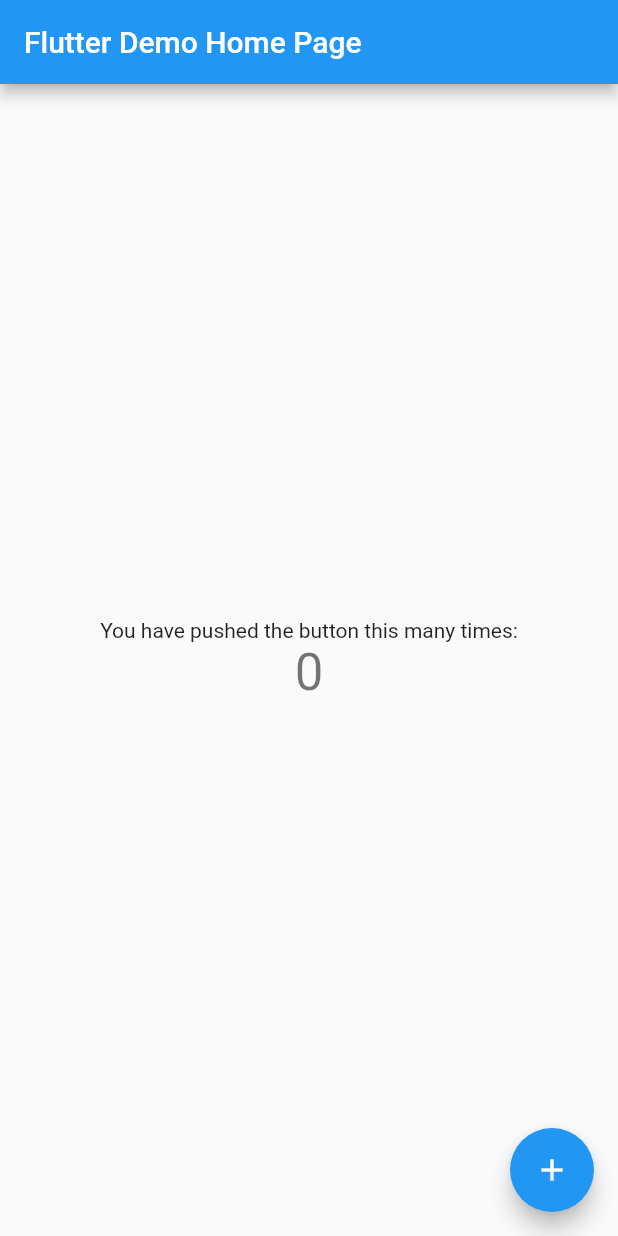
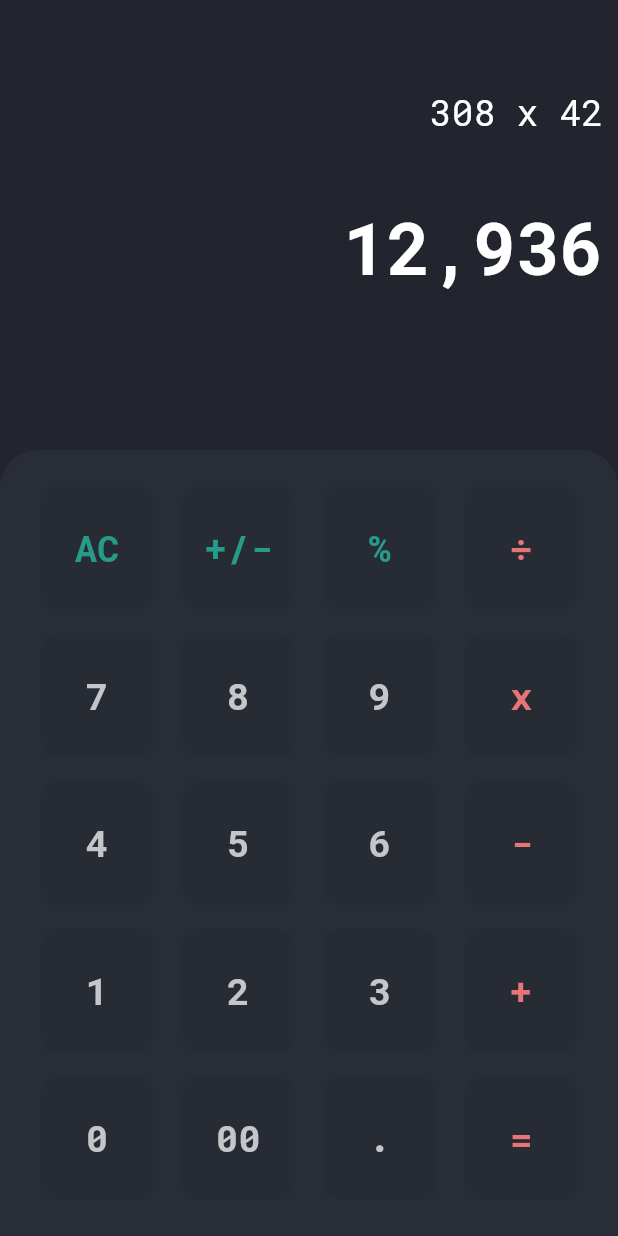
Before and after one commit to nikunjsaraf-oss/flutter_projects, a Flutter app: the screen it shows after launch, on a phone screen of 412 x 824 dp. Run offline on Flutter 3.47's test engine with Material 2 defaults, Android fonts, the phone set to English and light mode, and no system bars.

Commit message:
UI completed

```diff
--- a/calculator/lib/main.dart
+++ b/calculator/lib/main.dart
@@ -1,113 +1,18 @@
+import 'package:calculator/screens/calculator_screen.dart';
 import 'package:flutter/material.dart';
 
-void main() {
-  runApp(MyApp());
-}
+void main() => runApp(MyApp());
 
 class MyApp extends StatelessWidget {
-  // This widget is the root of your application.
   @override
   Widget build(BuildContext context) {
     return MaterialApp(
-      title: 'Flutter Demo',
-      theme: ThemeData(
-        // This is the theme of your application.
-        //
-        // Try running your application with "flutter run". You'll see the
-        // application has a blue toolbar. Then, without quitting the app, try
-        // changing the primarySwatch below to Colors.green and then invoke
-        // "hot reload" (press "r" in the console where you ran "flutter run",
-        // or simply save your changes to "hot reload" in a Flutter IDE).
-        // Notice that the counter didn't reset back to zero; the application
-        // is not restarted.
-        primarySwatch: Colors.blue,
+      home: CalculatorScreen(),
+      theme: ThemeData.dark().copyWith(
+        scaffoldBackgroundColor: Color(0xFF22252D),
+        buttonColor: Color(0xFF272B33),
       ),
-      home: MyHomePage(title: 'Flutter Demo Home Page'),
+      title: 'Calculator',
     );
   }
 }
-
-class MyHomePage extends StatefulWidget {
-  MyHomePage({Key key, this.title}) : super(key: key);
-
-  // This widget is the home page of your application. It is stateful, meaning
-  // that it has a State object (defined below) that contains fields that affect
-  // how it looks.
-
-  // This class is the configuration for the state. It holds the values (in this
-  // case the title) provided by the parent (in this case the App widget) and
-  // used by the build method of the State. Fields in a Widget subclass are
-  // always marked "final".
-
-  final String title;
-
-  @override
-  _MyHomePageState createState() => _MyHomePageState();
-}
-
-class _MyHomePageState extends State<MyHomePage> {
-  int _counter = 0;
-
-  void _incrementCounter() {
-    setState(() {
-      // This call to setState tells the Flutter framework that something has
-      // changed in this State, which causes it to rerun the build method below
-      // so that the display can reflect the updated values. If we changed
-      // _counter without calling setState(), then the build method would not be
-      // called again, and so nothing would appear to happen.
-      _counter++;
-    });
-  }
-
-  @override
-  Widget build(BuildContext context) {
-    // This method is rerun every time setState is called, for instance as done
-    // by the _incrementCounter method above.
-    //
-    // The Flutter framework has been optimized to make rerunning build methods
-    // fast, so that you can just rebuild anything that needs updating rather
-    // than having to individually change instances of widgets.
-    return Scaffold(
-      appBar: AppBar(
-        // Here we take the value from the MyHomePage object that was created by
-        // the App.build method, and use it to set our appbar title.
-        title: Text(widget.title),
-      ),
-      body: Center(
-        // Center is a layout widget. It takes a single child and positions it
-        // in the middle of the parent.
-        child: Column(
-          // Column is also a layout widget. It takes a list of children and
-          // arranges them vertically. By default, it sizes itself to fit its
-          // children horizontally, and tries to be as tall as its parent.
-          //
-          // Invoke "debug painting" (press "p" in the console, choose the
-          // "Toggle Debug Paint" action from the Flutter Inspector in Android
-          // Studio, or the "Toggle Debug Paint" command in Visual Studio Code)
-          // to see the wireframe for each widget.
-          //
-          // Column has various properties to control how it sizes itself and
-          // how it positions its children. Here we use mainAxisAlignment to
-          // center the children vertically; the main axis here is the vertical
-          // axis because Columns are vertical (the cross axis would be
-          // horizontal).
-          mainAxisAlignment: MainAxisAlignment.center,
-          children: <Widget>[
-            Text(
-              'You have pushed the button this many times:',
-            ),
-            Text(
-              '$_counter',
-              style: Theme.of(context).textTheme.headline4,
-            ),
-          ],
-        ),
-      ),
-      floatingActionButton: FloatingActionButton(
-        onPressed: _incrementCounter,
-        tooltip: 'Increment',
-        child: Icon(Icons.add),
-      ), // This trailing comma makes auto-formatting nicer for build methods.
-    );
-  }
-}
--- /dev/null
+++ b/calculator/lib/screens/calculator_screen.dart
@@ -0,0 +1,178 @@
+import 'package:flutter/material.dart';
+
+class CalculatorScreen extends StatefulWidget {
+  @override
+  _CalculatorScreenState createState() => _CalculatorScreenState();
+}
+
+class _CalculatorScreenState extends State<CalculatorScreen> {
+  static const int operatorColor = 0xFFE77575;
+  static const int specialOperatorColor = 0xFF279B8A;
+
+  @override
+  Widget build(BuildContext context) {
+    return SafeArea(
+      child: Scaffold(
+        body: Column(
+          children: [
+            Expanded(
+              child: Container(
+                alignment: Alignment.centerRight,
+                padding: EdgeInsets.fromLTRB(10, 50, 10, 0),
+                child: Text(
+                  '308 x 42',
+                  style: TextStyle(fontSize: 24, fontFamily: 'Roboto'),
+                ),
+              ),
+            ),
+            Expanded(
+              child: Container(
+                alignment: Alignment.centerRight,
+                padding: EdgeInsets.fromLTRB(10, 30, 10, 0),
+                child: Text(
+                  '12,936',
+                  style: TextStyle(
+                    fontFamily: 'Roboto',
+                    fontSize: 48,
+                    fontWeight: FontWeight.bold,
+                  ),
+                ),
+              ),
+            ),
+            Expanded(
+              child: Divider(
+                color: Colors.transparent,
+              ),
+            ),
+            Container(
+              decoration: BoxDecoration(
+                color: Color(0xff292d36),
+                borderRadius: BorderRadius.only(
+                  topLeft: Radius.circular(25),
+                  topRight: Radius.circular(25),
+                ),
+              ),
+              child: Padding(
+                padding: const EdgeInsets.all(16.0),
+                child: Column(
+                  mainAxisAlignment: MainAxisAlignment.end,
+                  children: [
+                    Row(
+                      mainAxisAlignment: MainAxisAlignment.spaceEvenly,
+                      children: [
+                        CustomButton(
+                          value: 'AC',
+                          colorValue: specialOperatorColor,
+                        ),
+                        CustomButton(
+                          value: '+/-',
+                          colorValue: specialOperatorColor,
+                        ),
+                        CustomButton(
+                          value: '%',
+                          colorValue: specialOperatorColor,
+                        ),
+                        CustomButton(
+                          value: '÷',
+                          colorValue: operatorColor,
+                        ),
+                      ],
+                    ),
+                    Row(
+                      mainAxisAlignment: MainAxisAlignment.spaceEvenly,
+                      children: [
+                        CustomButton(value: '7'),
+                        CustomButton(value: '8'),
+                        CustomButton(value: '9'),
+                        CustomButton(
+                          value: 'x',
+                          colorValue: operatorColor,
+                        ),
+                      ],
+                    ),
+                    Row(
+                      mainAxisAlignment: MainAxisAlignment.spaceEvenly,
+                      children: [
+                        CustomButton(value: '4'),
+                        CustomButton(value: '5'),
+                        CustomButton(value: '6'),
+                        CustomButton(
+                          value: '-',
+                          colorValue: operatorColor,
+                        ),
+                      ],
+                    ),
+                    Row(
+                      mainAxisAlignment: MainAxisAlignment.spaceEvenly,
+                      children: [
+                        CustomButton(value: '1'),
+                        CustomButton(value: '2'),
+                        CustomButton(value: '3'),
+                        CustomButton(
+                          value: '+',
+                          colorValue: operatorColor,
+                        ),
+                      ],
+                    ),
+                    Row(
+                      mainAxisAlignment: MainAxisAlignment.spaceEvenly,
+                      children: [
+                        CustomButton(value: '0'),
+                        CustomButton(value: '00'),
+                        CustomButton(value: '.'),
+                        CustomButton(
+                          value: '=',
+                          colorValue: operatorColor,
+                        ),
+                      ],
+                    ),
+                  ],
+                ),
+              ),
+            ),
+          ],
+        ),
+      ),
+    );
+  }
+}
+
+class CustomButton extends StatelessWidget {
+  const CustomButton({
+    @required this.value,
+    this.colorValue = 0xFFC5C6C9,
+    Key key,
+  }) : super(key: key);
+
+  final String value;
+  final int colorValue;
+
+  @override
+  Widget build(BuildContext context) {
+    return Padding(
+      padding: const EdgeInsets.all(8.0),
+      child: GestureDetector(
+        onTap: () {},
+        child: Container(
+          height: MediaQuery.of(context).size.height * 0.1,
+          width: 75,
+          decoration: BoxDecoration(
+            color: Theme.of(context).buttonColor,
+            borderRadius: BorderRadius.circular(12),
+          ),
+          child: Center(
+            child: Text(
+              value,
+              style: TextStyle(
+                fontFamily: 'Roboto',
+                fontSize: 25,
+                fontWeight: FontWeight.bold,
+                color: Color(colorValue),
+              ),
+            ),
+          ),
+        ),
+      ),
+    );
+  }
+}
```
Also changed, not shown: calculator/pubspec.yaml (+5 -6 lines), calculator/fonts/RobotoMono-VariableFont_wght.ttf (added), calculator/pubspec.lock, 1 other file.
